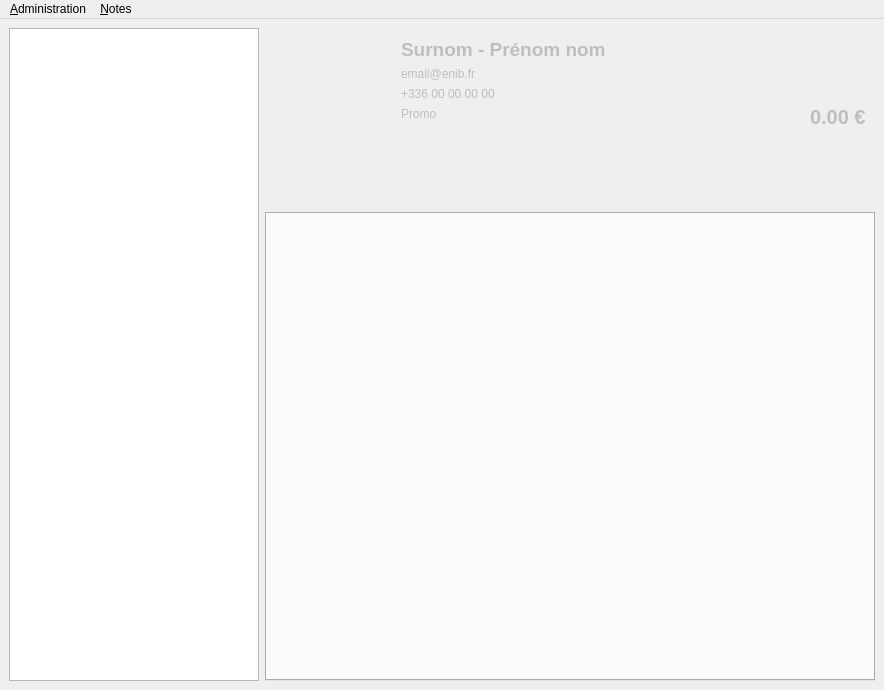
nils-van-zuijlen/Enibar, file application/ui/mainwindow.ui: the form before one commit.
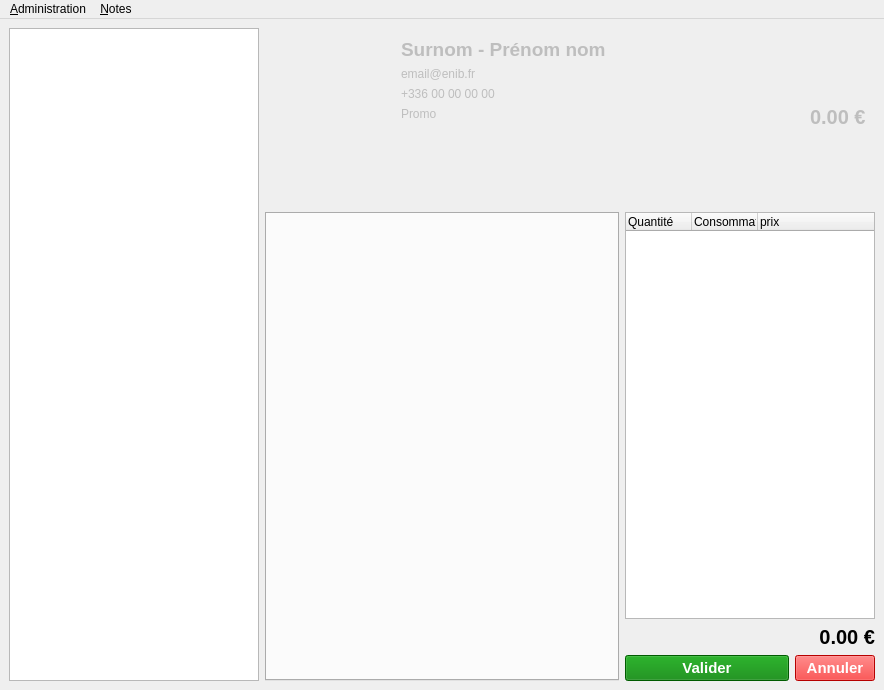
The form after the commit. Custom widgets are drawn as their Qt base class.

Commit message: Post refactor. Now the product list on the main window is unique and fully syncronised between panels

What changed in the file:
```diff
--- a/application/ui/mainwindow.ui
+++ b/application/ui/mainwindow.ui
@@ -60,12 +60,184 @@
       <property name="enabled">
        <bool>true</bool>
       </property>
+      <property name="tabPosition">
+       <enum>QTabWidget::East</enum>
+      </property>
+      <property name="tabShape">
+       <enum>QTabWidget::Rounded</enum>
+      </property>
       <property name="currentIndex">
        <number>-1</number>
       </property>
+      <property name="elideMode">
+       <enum>Qt::ElideRight</enum>
+      </property>
+      <property name="usesScrollButtons">
+       <bool>true</bool>
+      </property>
+      <property name="documentMode">
+       <bool>false</bool>
+      </property>
+      <property name="movable">
+       <bool>true</bool>
+      </property>
      </widget>
     </item>
-    <item row="0" column="1" rowspan="2">
+    <item row="2" column="2">
+     <widget class="QWidget" name="widget" native="true">
+      <property name="sizePolicy">
+       <sizepolicy hsizetype="Maximum" vsizetype="Preferred">
+        <horstretch>0</horstretch>
+        <verstretch>0</verstretch>
+       </sizepolicy>
+      </property>
+      <layout class="QGridLayout" name="gridLayout">
+       <property name="leftMargin">
+        <number>0</number>
+       </property>
+       <property name="topMargin">
+        <number>0</number>
+       </property>
+       <property name="rightMargin">
+        <number>0</number>
+       </property>
+       <property name="bottomMargin">
+        <number>0</number>
+       </property>
+       <item row="2" column="0">
+        <widget class="QWidget" name="widget_2" native="true">
+         <property name="minimumSize">
+          <size>
+           <width>250</width>
+           <height>0</height>
+          </size>
+         </property>
+         <property name="maximumSize">
+          <size>
+           <width>250</width>
+           <height>16777215</height>
+          </size>
+         </property>
+         <layout class="QHBoxLayout" name="horizontalLayout">
+          <property name="leftMargin">
+           <number>0</number>
+          </property>
+          <property name="topMargin">
+           <number>0</number>
+          </property>
+          <property name="rightMargin">
+           <number>0</number>
+          </property>
+          <property name="bottomMargin">
+           <number>0</number>
+          </property>
+          <item>
+           <widget class="QPushButton" name="validation_button">
+            <property name="font">
+             <font>
+              <pointsize>11</pointsize>
+              <weight>75</weight>
+              <bold>true</bold>
+             </font>
+            </property>
+            <property name="styleSheet">
+             <string notr="true">padding:0.75em;background-color:green;color:white</string>
+            </property>
+            <property name="text">
+             <string>Valider</string>
+            </property>
+           </widget>
+          </item>
+          <item>
+           <widget class="QPushButton" name="cancel_button">
+            <property name="sizePolicy">
+             <sizepolicy hsizetype="Maximum" vsizetype="Fixed">
+              <horstretch>0</horstretch>
+              <verstretch>0</verstretch>
+             </sizepolicy>
+            </property>
+            <property name="font">
+             <font>
+              <pointsize>11</pointsize>
+              <weight>75</weight>
+              <bold>true</bold>
+             </font>
+            </property>
+            <property name="styleSheet">
+             <string notr="true">padding: 0.75em; background-color:red;color:white;</string>
+            </property>
+            <property name="text">
+             <string>Annuler</string>
+            </property>
+           </widget>
+          </item>
+         </layout>
+        </widget>
+       </item>
+       <item row="1" column="0">
+        <widget class="QLabel" name="total">
+         <property name="font">
+          <font>
+           <pointsize>15</pointsize>
+           <weight>75</weight>
+           <bold>true</bold>
+          </font>
+         </property>
+         <property name="styleSheet">
+          <string notr="true">padding:0.75em</string>
+         </property>
+         <property name="text">
+          <string>0.00 €</string>
+         </property>
+         <property name="alignment">
+          <set>Qt::AlignRight|Qt::AlignTrailing|Qt::AlignVCenter</set>
+         </property>
+        </widget>
+       </item>
+       <item row="0" column="0">
+        <widget class="ProductList" name="product_list">
+         <property name="minimumSize">
+          <size>
+           <width>250</width>
+           <height>0</height>
+          </size>
+         </property>
+         <property name="maximumSize">
+          <size>
+           <width>250</width>
+           <height>16777215</height>
+          </size>
+         </property>
+         <property name="indentation">
+          <number>0</number>
+         </property>
+         <property name="wordWrap">
+          <bool>true</bool>
+         </property>
+         <attribute name="headerDefaultSectionSize">
+          <number>66</number>
+         </attribute>
+         <column>
+          <property name="text">
+           <string>Quantité</string>
+          </property>
+         </column>
+         <column>
+          <property name="text">
+           <string>Consommation</string>
+          </property>
+         </column>
+         <column>
+          <property name="text">
+           <string>prix</string>
+          </property>
+         </column>
+        </widget>
+       </item>
+      </layout>
+     </widget>
+    </item>
+    <item row="0" column="1" rowspan="2" colspan="2">
      <widget class="QFrame" name="note_box">
       <property name="enabled">
        <bool>false</bool>
@@ -332,6 +504,11 @@
   </action>
  </widget>
  <customwidgets>
+  <customwidget>
+   <class>ProductList</class>
+   <extends>QTreeWidget</extends>
+   <header>gui/panels</header>
+  </customwidget>
   <customwidget>
    <class>NotesList</class>
    <extends>QListWidget</extends>
```
Left out of the diff: 37 changed lines with no effect on the pictures. The commit also changes 3 other files.
